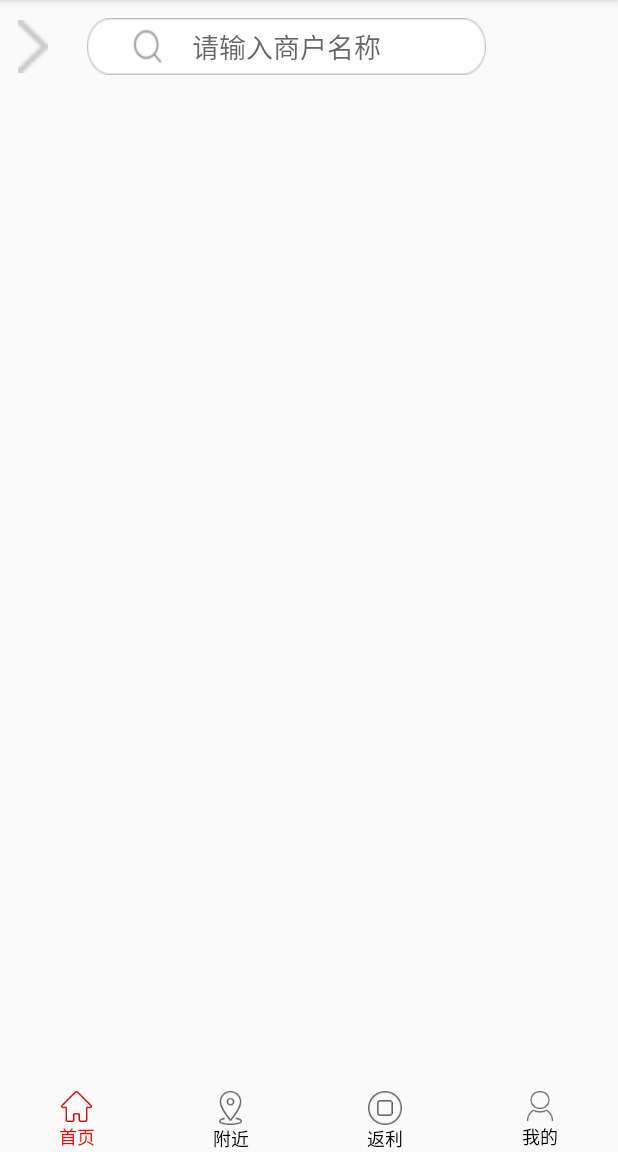
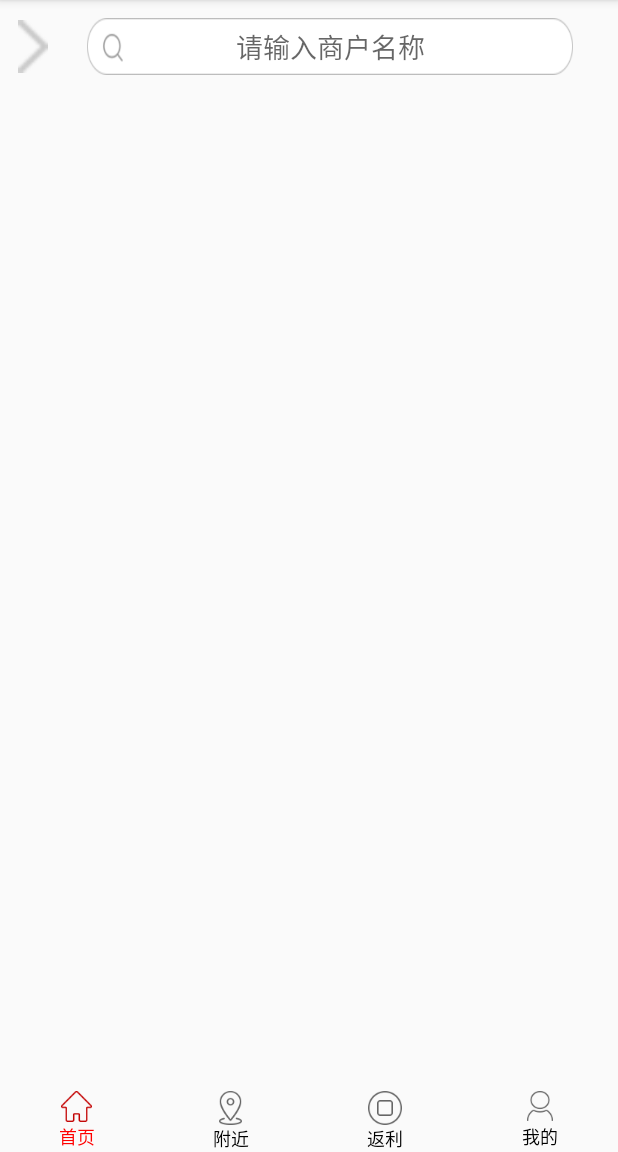
Before and after one commit to Guodong1001/Xiaodao, an Android app: the fragment FujinFragment placed in its activity, on a phone screen of 412 x 824 dp, the part 84-1236 px from its top. Run offline under Robolectric (Android 15) with nearby library versions, the phone set to English and light mode, and no system bars.

Commit message:
//liuxiaoqian //fujin

```diff
--- a/app/src/main/res/layout/fragment_fujin.xml
+++ b/app/src/main/res/layout/fragment_fujin.xml
@@ -23,10 +23,10 @@
         <EditText
             android:layout_width="match_parent"
             android:layout_height="38dp"
-            android:background="@drawable/sousuo"
+            android:background="@drawable/sousuojisousokuang"
             android:hint="请输入商户名称"
             android:gravity="center"
-            android:layout_marginRight="88dp"
+            android:layout_marginRight="30dp"
             />
     </LinearLayout>
    <android.support.design.widget.TabLayout
```
Also changed, not shown: app/src/main/res/drawable/sousuojisousokuang.png (added).
